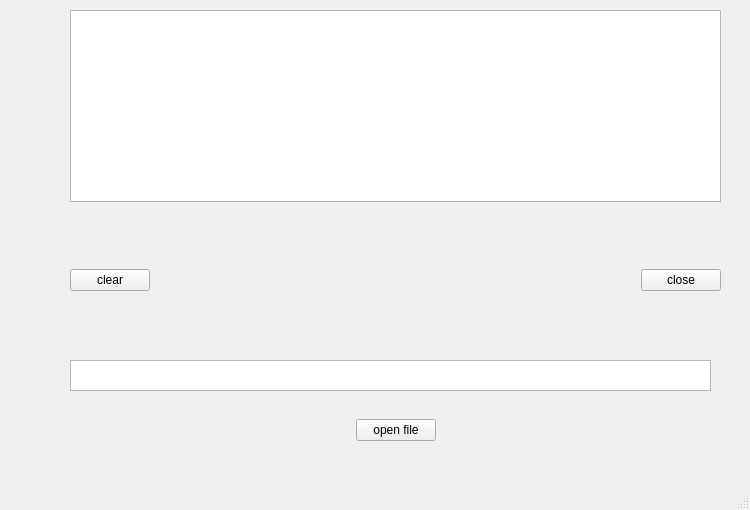
First picture: the form in qt-file-transfer/server/server.ui, repository shadow-wd/Qt-file-transfer, before the edit.
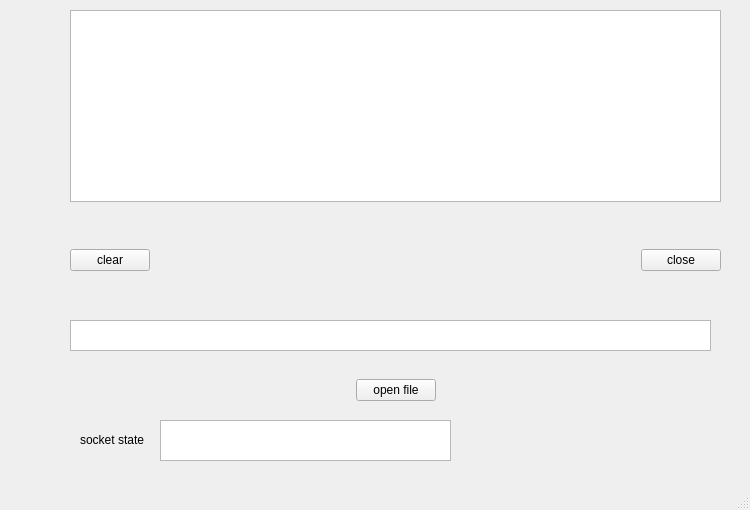
Second picture: the form after the edit.

Commit message: server :add connect state,add ip addr

```diff
--- a/qt-file-transfer/server/server.ui
+++ b/qt-file-transfer/server/server.ui
@@ -31,7 +31,7 @@
     <property name="geometry">
      <rect>
       <x>70</x>
-      <y>360</y>
+      <y>320</y>
       <width>641</width>
       <height>31</height>
      </rect>
@@ -41,7 +41,7 @@
     <property name="geometry">
      <rect>
       <x>70</x>
-      <y>240</y>
+      <y>220</y>
       <width>651</width>
       <height>81</height>
      </rect>
@@ -80,7 +80,7 @@
     <property name="geometry">
      <rect>
       <x>70</x>
-      <y>410</y>
+      <y>370</y>
       <width>651</width>
       <height>41</height>
      </rect>
@@ -121,6 +121,29 @@
      </item>
     </layout>
    </widget>
+   <widget class="QTextBrowser" name="socketstate">
+    <property name="geometry">
+     <rect>
+      <x>160</x>
+      <y>420</y>
+      <width>291</width>
+      <height>41</height>
+     </rect>
+    </property>
+   </widget>
+   <widget class="QLabel" name="label">
+    <property name="geometry">
+     <rect>
+      <x>80</x>
+      <y>430</y>
+      <width>81</width>
+      <height>20</height>
+     </rect>
+    </property>
+    <property name="text">
+     <string>socket state</string>
+    </property>
+   </widget>
   </widget>
   <widget class="QMenuBar" name="menubar">
    <property name="geometry">
```
The commit also changes 2 other files.
